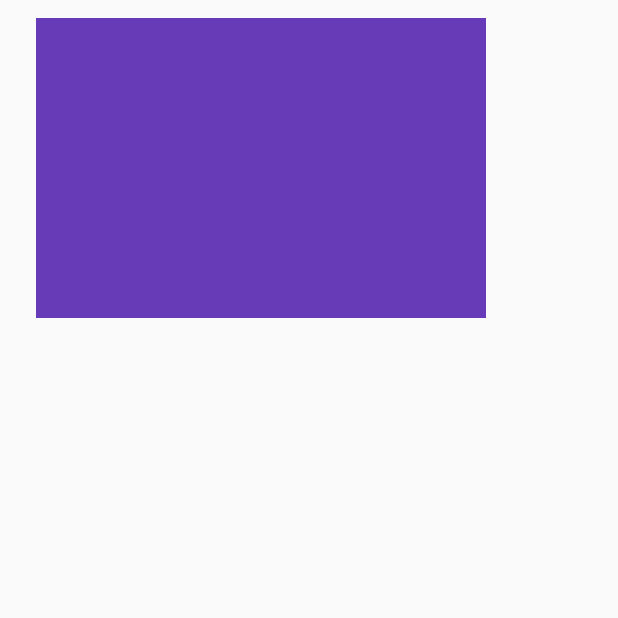
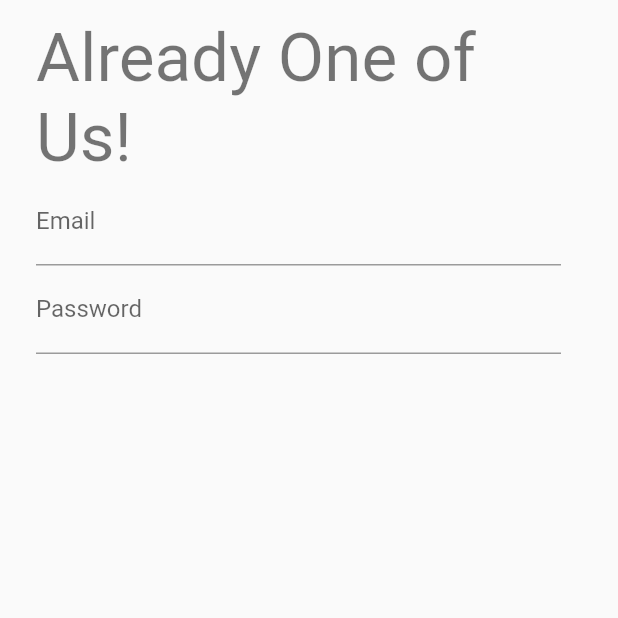
Before and after one commit to tarrinneal/harmony, a Flutter app: the LoginPage screen opened directly, on a phone screen of 412 x 824 dp, the top half of it. Run offline on Flutter 3.47's test engine with Material 2 defaults, Android fonts, the phone set to English and light mode, and no system bars; our stand-ins replace flutter_svg.

Commit message:
Create Form Widget

```diff
--- a/ui/lib/welcome/page/login_page.dart
+++ b/ui/lib/welcome/page/login_page.dart
@@ -1,10 +1,13 @@
 import 'package:flutter/material.dart';
 // import 'package:harmony/auth/auth.dart';
 import 'package:harmony/spec/spec.dart';
+import 'package:harmony/welcome/widget/auth_form.dart';
 // import 'package:provider/provider.dart';
 
 class LoginPage extends StatelessWidget {
   const LoginPage({Key? key}) : super(key: key);
+
+  void _handleSubmit(String email, String password) {}
 
   @override
   Widget build(BuildContext context) {
@@ -19,10 +22,7 @@ class LoginPage extends StatelessWidget {
         child: SingleChildScrollView(
           child: Column(
             children: [
-              ConstrainedBox(
-                constraints: BoxConstraints.tight(Size(300, 200)),
-                child: Container(color: Colors.deepPurple),
-              ),
+              AuthForm(title: 'Already One of Us!', onSubmit: _handleSubmit)
             ],
           ),
         ),
--- /dev/null
+++ b/ui/lib/welcome/widget/auth_form.dart
@@ -0,0 +1,51 @@
+import 'package:flutter/material.dart';
+
+typedef AuthFormCallback = void Function(String, String);
+
+class AuthForm extends StatelessWidget {
+  AuthForm({
+    Key? key,
+    required this.title,
+    required this.onSubmit,
+  }) : super(key: key);
+
+  final String title;
+  final AuthFormCallback onSubmit;
+  final _formKey = GlobalKey<FormState>();
+
+  @override
+  Widget build(BuildContext context) {
+    return Form(
+      key: _formKey,
+      autovalidateMode: AutovalidateMode.onUserInteraction,
+      child: ConstrainedBox(
+        constraints: BoxConstraints.tightFor(width: 350),
+        child: Column(
+          crossAxisAlignment: CrossAxisAlignment.start,
+          children: [
+            Text(title, style: Theme.of(context).textTheme.headline3),
+            TextFormField(
+              decoration: const InputDecoration(
+                labelText: 'Email',
+              ),
+            ),
+            TextFormField(
+              decoration: const InputDecoration(
+                labelText: 'Password',
+              ),
+            ),
+          ],
+        ),
+      ),
+    );
+  }
+}
+
+class _AuthFormInput extends StatelessWidget {
+  const _AuthFormInput({Key? key}) : super(key: key);
+
+  @override
+  Widget build(BuildContext context) {
+    return Container();
+  }
+}
```
